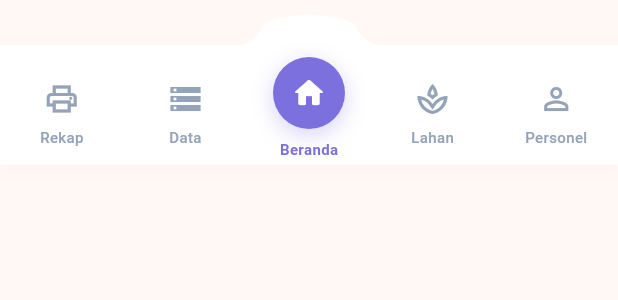
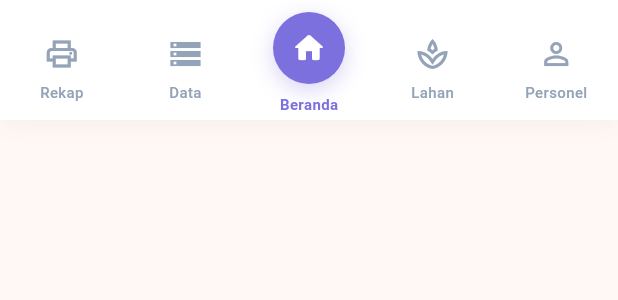
Before and after one commit to wahyualif23014/PRESISI2, a Flutter app: the CustomBottomNavBar widget shown alone on an empty page, opened directly, on a phone screen of 412 x 824 dp. Shown: the top 300 px of the screen. Run offline on Flutter 3.47's test engine with Material 3 defaults, Android fonts, the phone set to English and light mode, and no system bars; our stand-ins replace fl_chart, flutter_riverpod, flutter_secure_storage, go_router, supabase_flutter; missing offline and left inert: widget_slider; accounts and stored records are empty; Roboto replaces fonts that are missing (Ramabhadra).

Commit message:
navbar fiks

```diff
--- a/lib/shared/widgets/CustomBottomNavBar.dart
+++ b/lib/shared/widgets/CustomBottomNavBar.dart
@@ -1,7 +1,7 @@
 import 'dart:ui';
 import 'package:flutter/material.dart';
 import 'package:go_router/go_router.dart';
-import '/router/route_names.dart';
+import '/router/route_names.dart'; // Pastikan path benar
 
 class CustomBottomNavBar extends StatefulWidget {
   const CustomBottomNavBar({super.key});
@@ -10,70 +10,19 @@ class CustomBottomNavBar extends StatefulWidget {
   State<CustomBottomNavBar> createState() => _CustomBottomNavBarState();
 }
 
-class _CustomBottomNavBarState extends State<CustomBottomNavBar>
-    with SingleTickerProviderStateMixin {
+class _CustomBottomNavBarState extends State<CustomBottomNavBar> {
   static const double _navHeight = 80;
 
-  // Logic Popup di-disable karena sekarang menggunakan MainDataShellPage
-  /*
-  bool _isDataOpen = false;
-  late AnimationController _popupController;
-  late Animation<double> _scaleAnimation;
-  late Animation<double> _fadeAnimation;
-  */
-
-  @override
-  void initState() {
-    super.initState();
-    /*
-    _popupController = AnimationController(
-      duration: const Duration(milliseconds: 300),
-      vsync: this,
-    );
-
-    _scaleAnimation = CurvedAnimation(
-      parent: _popupController,
-      curve: Curves.easeOutBack,
-    );
-
-    _fadeAnimation = CurvedAnimation(
-      parent: _popupController,
-      curve: Curves.easeOut,
-    );
-    */
-  }
-
-  @override
-  void dispose() {
-    // _popupController.dispose();
-    super.dispose();
-  }
-
-  /*
-  void _toggleData() {
-    setState(() {
-      _isDataOpen = !_isDataOpen;
-      _isDataOpen ? _popupController.forward() : _popupController.reverse();
-    });
-  }
-
-  void _closeData() {
-    if (_isDataOpen) {
-      setState(() {
-        _isDataOpen = false;
-        _popupController.reverse();
-      });
-    }
-  }
-  */
-
+  // Logika penentuan index berdasarkan rute aktif saat ini
   int _getCurrentIndex(String location) {
     if (location.startsWith(RouteNames.recap)) return 0;
+    // Jika rute mengandung 'data' (misal: /data, /data/units, dll)
     if (location.startsWith(RouteNames.data)) return 1;
     if (location.startsWith(RouteNames.dashboard)) return 2;
+    // Jika rute mengandung 'land' (misal: /land-management, /land-management/plots)
     if (location.startsWith(RouteNames.landManagement)) return 3;
     if (location.startsWith(RouteNames.personnel)) return 4;
-    return 2;
+    return 2; // Default ke Beranda
   }
 
   @override
@@ -81,70 +30,80 @@ class _CustomBottomNavBarState extends State<CustomBottomNavBar>
     final size = MediaQuery.of(context).size;
     final location = GoRouterState.of(context).uri.toString();
     final itemWidth = size.width / 5;
-
-    // Index sekarang murni berdasarkan lokasi URL (tanpa state _isDataOpen)
     final currentIndex = _getCurrentIndex(location);
 
-    return SizedBox(
-      // Tinggi tetap karena tidak ada popup melayang di dalam widget ini lagi
-      height: _navHeight + 30,
+    return Container(
+      height: _navHeight,
       width: double.infinity,
+      decoration: BoxDecoration(
+        color: Colors.white,
+        boxShadow: [
+          BoxShadow(
+            color: Colors.black.withOpacity(0.04),
+            blurRadius: 20,
+            offset: const Offset(0, -4),
+          ),
+        ],
+      ),
       child: Stack(
         clipBehavior: Clip.none,
-        alignment: Alignment.bottomCenter,
         children: [
-          // 1. BACKDROP (DISABLED)
-          /*
-          if (_isDataOpen)
-            Positioned.fill(
-              child: GestureDetector(
-                onTap: _closeData,
-                child: FadeTransition(
-                  opacity: _fadeAnimation,
-                  child: BackdropFilter(
-                    filter: ImageFilter.blur(sigmaX: 4, sigmaY: 4),
-                    child: Container(color: Colors.black.withOpacity(0.2)),
-                  ),
-                ),
+          // 1. Animasi Background Curve (Latar belakang putih yang melengkung)
+          _AnimatedCurveBackground(
+            currentIndex: currentIndex,
+            itemWidth: itemWidth,
+            backgroundColor: Colors.white,
+          ),
+
+          // 2. Barisan Item Navigasi
+          Row(
+            children: [
+              _NavBarItem(
+                index: 0,
+                currentIndex: currentIndex,
+                width: itemWidth,
+                label: "Rekap",
+                icon: Icons.print_outlined,
+                activeIcon: Icons.print_rounded,
+                onTap: () => context.go(RouteNames.recap),
               ),
-            ),
-          */
-
-          // 2. DATA POPUP (DISABLED - Sudah pindah ke Shell Module Data)
-          /*
-          if (_isDataOpen)
-            Positioned(
-              bottom: _navHeight + 20,
-              left: 0,
-              right: 0,
-              child: ScaleTransition(
-                scale: _scaleAnimation,
-                child: FadeTransition(
-                  opacity: _fadeAnimation,
-                  child: MainDataSubBottomNav(onClose: _closeData),
-                ),
+              _NavBarItem(
+                index: 1,
+                currentIndex: currentIndex,
+                width: itemWidth,
+                label: "Data",
+                icon: Icons.storage_outlined,
+                activeIcon: Icons.storage_rounded,
+                onTap: () => context.go(RouteNames.data),
               ),
-            ),
-          */
-
-          // 3. MAIN NAV BAR
-          Positioned(
-            bottom: 0,
-            left: 0,
-            right: 0,
-            child: _BottomNavBarContent(
-              currentIndex: currentIndex,
-              itemWidth: itemWidth,
-              primaryColor: const Color(0xFF7C6FDE),
-              inactiveColor: const Color(0xFF94A3B8),
-              backgroundColor: Colors.white,
-              onRecapTap: () => context.go(RouteNames.recap),
-              // PENTING: Sekarang langsung navigasi ke Route Data
-              onDataTap: () => context.go(RouteNames.data),
-              onHomeTap: () => context.go(RouteNames.dashboard),
-              onLandTap: () => context.go(RouteNames.landManagement),
-              onPersonnelTap: () => context.go(RouteNames.personnel),
-            ),
+              _NavBarItem(
+                index: 2,
+                currentIndex: currentIndex,
+                width: itemWidth,
+                label: "Beranda",
+                icon: Icons.home_outlined,
+                activeIcon: Icons.home_rounded,
+                onTap: () => context.go(RouteNames.dashboard),
+              ),
+              _NavBarItem(
+                index: 3,
+                currentIndex: currentIndex,
+                width: itemWidth,
+                label: "Lahan",
+                icon: Icons.spa_outlined,
+                activeIcon: Icons.spa_rounded,
+                onTap: () => context.go(RouteNames.landManagement),
+              ),
+              _NavBarItem(
+                index: 4,
+                currentIndex: currentIndex,
+                width: itemWidth,
+                label: "Personel",
+                icon: Icons.person_outline,
+                activeIcon: Icons.person_rounded,
+                onTap: () => context.go(RouteNames.personnel),
+              ),
+            ],
           ),
         ],
       ),
@@ -153,63 +112,8 @@ class _CustomBottomNavBarState extends State<CustomBottomNavBar>
 }
 
 // ============================================================================
-// UI COMPONENTS (NAVBAR CONTENT, CURVE, ITEMS) - TETAP SAMA
+// SUB-WIDGETS (Sama dengan kode Anda namun dengan pembersihan variabel)
 // ============================================================================
-
-class _BottomNavBarContent extends StatelessWidget {
-  final int currentIndex;
-  final double itemWidth;
-  final Color primaryColor;
-  final Color inactiveColor;
-  final Color backgroundColor;
-  final VoidCallback onRecapTap;
-  final VoidCallback onDataTap;
-  final VoidCallback onHomeTap;
-  final VoidCallback onLandTap;
-  final VoidCallback onPersonnelTap;
-
-  const _BottomNavBarContent({
-    required this.currentIndex,
-    required this.itemWidth,
-    required this.primaryColor,
-    required this.inactiveColor,
-    required this.backgroundColor,
-    required this.onRecapTap,
-    required this.onDataTap,
-    required this.onHomeTap,
-    required this.onLandTap,
-    required this.onPersonnelTap,
-  });
-
-  @override
-  Widget build(BuildContext context) {
-    return Container(
-      height: 80,
-      decoration: const BoxDecoration(
-        color: Colors.transparent,
-      ),
-      child: Stack(
-        clipBehavior: Clip.none,
-        children: [
-          _AnimatedCurveBackground(
-            currentIndex: currentIndex,
-            itemWidth: itemWidth,
-            backgroundColor: backgroundColor,
-          ),
-          Row(
-            children: [
-              _NavBarItem(index: 0, currentIndex: currentIndex, width: itemWidth, label: "Rekap", icon: Icons.print_outlined, activeIcon: Icons.print_rounded, primaryColor: primaryColor, inactiveColor: inactiveColor, onTap: onRecapTap),
-              _NavBarItem(index: 1, currentIndex: currentIndex, width: itemWidth, label: "Data", icon: Icons.storage_outlined, activeIcon: Icons.storage_rounded, primaryColor: primaryColor, inactiveColor: inactiveColor, onTap: onDataTap),
-              _NavBarItem(index: 2, currentIndex: currentIndex, width: itemWidth, label: "Beranda", icon: Icons.home_outlined, activeIcon: Icons.home_rounded, primaryColor: primaryColor, inactiveColor: inactiveColor, onTap: onHomeTap),
-              _NavBarItem(index: 3, currentIndex: currentIndex, width: itemWidth, label: "Lahan", icon: Icons.spa_outlined, activeIcon: Icons.spa_rounded, primaryColor: primaryColor, inactiveColor: inactiveColor, onTap: onLandTap),
-              _NavBarItem(index: 4, currentIndex: currentIndex, width: itemWidth, label: "Personel", icon: Icons.person_outline, activeIcon: Icons.person_rounded, primaryColor: primaryColor, inactiveColor: inactiveColor, onTap: onPersonnelTap),
-            ],
-          ),
-        ],
-      ),
-    );
-  }
-}
 
 class _NavBarItem extends StatelessWidget {
   final int index;
@@ -218,8 +122,6 @@ class _NavBarItem extends StatelessWidget {
   final String label;
   final IconData icon;
   final IconData activeIcon;
-  final Color primaryColor;
-  final Color inactiveColor;
   final VoidCallback onTap;
 
   const _NavBarItem({
@@ -229,43 +131,46 @@ class _NavBarItem extends StatelessWidget {
     required this.label,
     required this.icon,
     required this.activeIcon,
-    required this.primaryColor,
-    required this.inactiveColor,
     required this.onTap,
   });
 
   @override
   Widget build(BuildContext context) {
     final isSelected = index == currentIndex;
+    const primaryColor = Color(0xFF7C6FDE);
+    const inactiveColor = Color(0xFF94A3B8);
 
     return GestureDetector(
       onTap: onTap,
       behavior: HitTestBehavior.opaque,
       child: SizedBox(
         width: width,
-        height: 80,
         child: Stack(
           alignment: Alignment.center,
           children: [
             AnimatedPositioned(
               duration: const Duration(milliseconds: 350),
-              curve: Curves.easeInOutCubic,
+              curve: Curves.easeOutCubic,
               top: isSelected ? 8 : 24,
               child: Column(
                 mainAxisSize: MainAxisSize.min,
                 children: [
                   AnimatedContainer(
                     duration: const Duration(milliseconds: 350),
-                    curve: Curves.easeInOutCubic,
+                    curve: Curves.easeOutCubic,
                     padding: EdgeInsets.all(isSelected ? 12 : 0),
                     decoration: BoxDecoration(
                       color: isSelected ? primaryColor : Colors.transparent,
                       shape: BoxShape.circle,
-                      boxShadow: isSelected ? [
-                        BoxShadow(color: primaryColor.withOpacity(0.3), blurRadius: 12, offset: const Offset(0, 4))
-                      ] : [],
+                      boxShadow: isSelected
+                        ? [BoxShadow(color: primaryColor.withOpacity(0.3), blurRadius: 12, offset: const Offset(0, 4))]
+                        : [],
                     ),
-                    child: Icon(isSelected ? activeIcon : icon, size: 24, color: isSelected ? Colors.white : inactiveColor),
+                    child: Icon(
+                      isSelected ? activeIcon : icon,
+                      size: 24,
+                      color: isSelected ? Colors.white : inactiveColor,
+                    ),
                   ),
                   const SizedBox(height: 6),
                   Text(
@@ -286,23 +191,32 @@ class _NavBarItem extends StatelessWidget {
   }
 }
 
+// Widget Painter tetap sama untuk menjaga UI Curve yang bagus
 class _AnimatedCurveBackground extends StatelessWidget {
   final int currentIndex;
   final double itemWidth;
   final Color backgroundColor;
 
-  const _AnimatedCurveBackground({required this.currentIndex, required this.itemWidth, required this.backgroundColor});
+  const _AnimatedCurveBackground({
+    required this.currentIndex,
+    required this.itemWidth,
+    required this.backgroundColor
+  });
 
   @override
   Widget build(BuildContext context) {
     return TweenAnimationBuilder<double>(
       tween: Tween(begin: 0, end: currentIndex.toDouble()),
       duration: const Duration(milliseconds: 350),
-      curve: Curves.easeInOutCubic,
+      curve: Curves.easeOutCubic,
       builder: (context, value, _) {
         return CustomPaint(
           size: Size(MediaQuery.of(context).size.width, 80),
-          painter: _CurvePainter(position: value, itemWidth: itemWidth, color: backgroundColor),
+          painter: _CurvePainter(
+            position: value,
+            itemWidth: itemWidth,
+            color: backgroundColor
+          ),
         );
       },
     );
@@ -323,7 +237,7 @@ class _CurvePainter extends CustomPainter {
 
     final centerX = (position * itemWidth) + (itemWidth / 2);
     const curveDepth = 22.0;
-    final curveWidth = itemWidth * 0.75;
+    final curveWidth = itemWidth * 0.8;
     final curveStart = centerX - (curveWidth / 2);
     final curveEnd = centerX + (curveWidth / 2);
 
```
